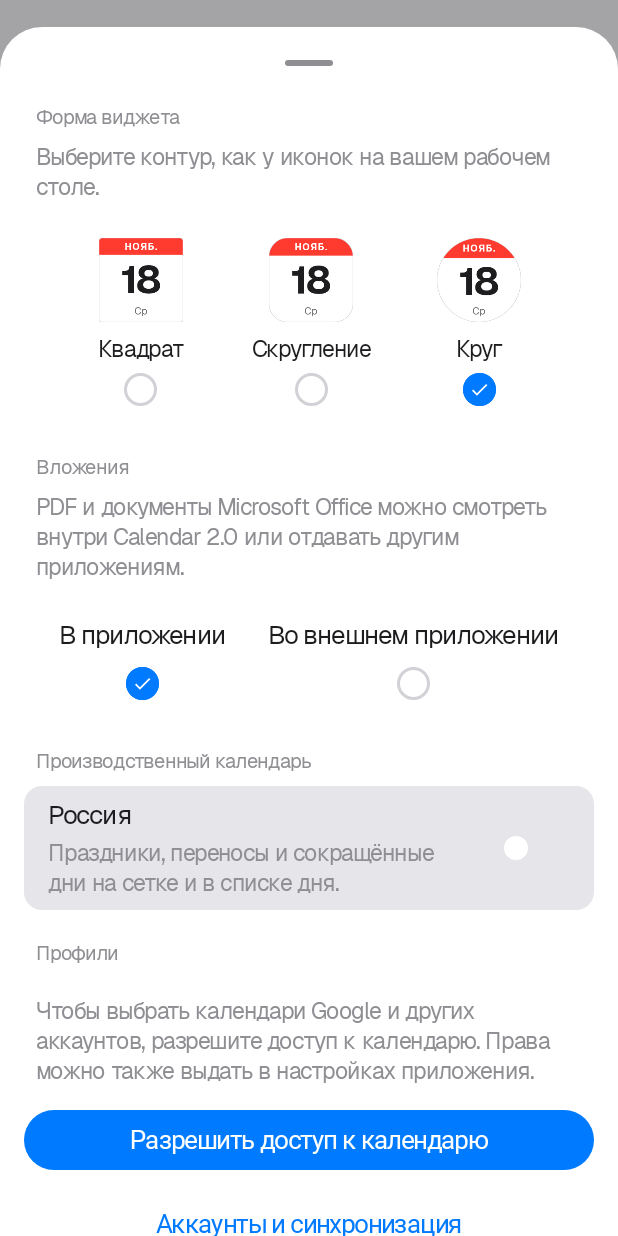
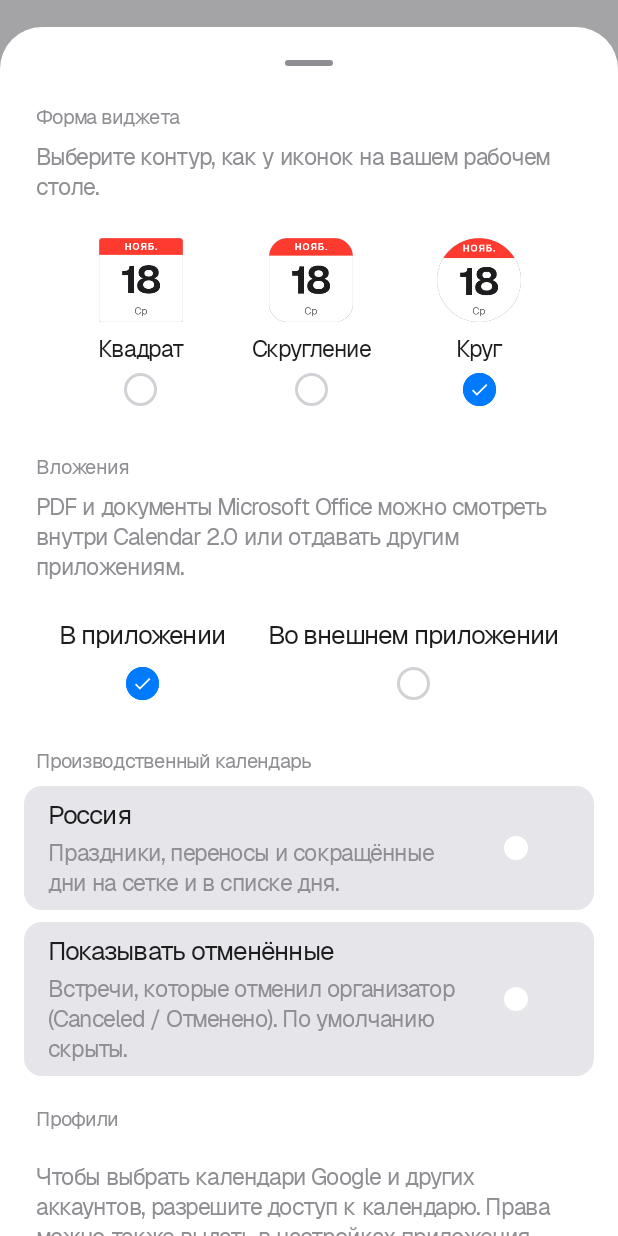
Before and after one commit to TrTalkTech/calendar-android, an Android app built with Jetpack Compose: the composable AppSettingsSheet called with empty values, scrolled down 530 dp, on a phone screen of 412 x 824 dp. Run offline under Robolectric (Android 15) with nearby library versions, the phone set to English and light mode, and no system bars; Roboto replaces fonts that are not available here.

Commit message:
Fix recurring exceptions and optional cancelled-event visibility. (#7)
Honor EXDATE and instance overrides so moved/cancelled occurrences do not reappear, and let users show organizer-cancelled meetings from settings.

Co-authored-by: TrTalkTech <354379332+TrTalkTech@users.noreply.github.com>
Co-authored-by: Cursor <cursoragent@cursor.com>

```diff
--- a/app/src/main/java/com/example/calendar/data/CalendarEvent.kt
+++ b/app/src/main/java/com/example/calendar/data/CalendarEvent.kt
@@ -17,6 +17,8 @@ data class CalendarEvent(
     val availability: Int = 0,
     /** [android.provider.CalendarContract.Events.SELF_ATTENDEE_STATUS]. */
     val selfAttendeeStatus: Int = EventRsvp.STATUS_NONE,
+    /** Есть RRULE / серия повторений. */
+    val isRecurring: Boolean = false,
 )
 
 /** Результат выборки дня: события и id, реально пришедшие из провайдера (без fallback). */
--- a/app/src/main/java/com/example/calendar/ui/AppSettingsSheet.kt
+++ b/app/src/main/java/com/example/calendar/ui/AppSettingsSheet.kt
@@ -61,6 +61,8 @@ fun AppSettingsSheet(
     onAccountSlotsChange: (AccountSlotsState) -> Unit,
     productionCalendarEnabled: Boolean,
     onProductionCalendarEnabledChange: (Boolean) -> Unit,
+    showCancelledEvents: Boolean,
+    onShowCancelledEventsChange: (Boolean) -> Unit,
     onDismiss: () -> Unit,
 ) {
     val sheetState = rememberModalBottomSheetState(skipPartiallyExpanded = true)
@@ -89,6 +91,8 @@ fun AppSettingsSheet(
             onAccountSlotsChange = onAccountSlotsChange,
             productionCalendarEnabled = productionCalendarEnabled,
             onProductionCalendarEnabledChange = onProductionCalendarEnabledChange,
+            showCancelledEvents = showCancelledEvents,
+            onShowCancelledEventsChange = onShowCancelledEventsChange,
             onDismiss = onDismiss,
             showClose = true,
             modifier = Modifier.heightIn(max = maxSheetHeight),
@@ -112,6 +116,8 @@ fun AppSettingsPage(
     onAccountSlotsChange: (AccountSlotsState) -> Unit,
     productionCalendarEnabled: Boolean,
     onProductionCalendarEnabledChange: (Boolean) -> Unit,
+    showCancelledEvents: Boolean,
+    onShowCancelledEventsChange: (Boolean) -> Unit,
     onDismiss: () -> Unit = {},
     showClose: Boolean = false,
     modifier: Modifier = Modifier,
@@ -187,6 +193,12 @@ fun AppSettingsPage(
                 modifier = Modifier.padding(bottom = 8.dp),
             )
 
+            CancelledEventsSection(
+                showCancelled = showCancelledEvents,
+                onShowCancelledChange = onShowCancelledEventsChange,
+                modifier = Modifier.padding(bottom = 8.dp),
+            )
+
             CalendarsSettingsSection(
                 hasReadPermission = hasReadPermission,
                 onRequestReadPermission = onRequestReadPermission,
--- a/app/src/main/java/com/example/calendar/ui/CalendarHomeScreen.kt
+++ b/app/src/main/java/com/example/calendar/ui/CalendarHomeScreen.kt
@@ -228,6 +228,7 @@ fun CalendarHomeScreen(
     }
     val today by viewModel.today.collectAsStateWithLifecycle()
     val productionCalendarEnabled by viewModel.productionCalendarEnabled.collectAsStateWithLifecycle()
+    val showCancelledEvents by viewModel.showCancelledEvents.collectAsStateWithLifecycle()
     val productionDays by viewModel.productionDays.collectAsStateWithLifecycle()
     val openNewEventSheet: () -> Unit = {
         newEventSession++
@@ -310,6 +311,8 @@ fun CalendarHomeScreen(
                         onAccountSlotsChange = viewModel::applyAccountSlots,
                         productionCalendarEnabled = productionCalendarEnabled,
                         onProductionCalendarEnabledChange = viewModel::setProductionCalendarEnabled,
+                        showCancelledEvents = showCancelledEvents,
+                        onShowCancelledEventsChange = viewModel::setShowCancelledEvents,
                         modifier = Modifier.weight(1f),
                     )
                 }
@@ -565,6 +568,8 @@ fun CalendarHomeScreen(
                     onAccountSlotsChange = viewModel::applyAccountSlots,
                     productionCalendarEnabled = productionCalendarEnabled,
                     onProductionCalendarEnabledChange = viewModel::setProductionCalendarEnabled,
+                    showCancelledEvents = showCancelledEvents,
+                    onShowCancelledEventsChange = viewModel::setShowCancelledEvents,
                     onDismiss = { showAppSettingsSheet = false },
                 )
             }
--- /dev/null
+++ b/app/src/main/java/com/example/calendar/ui/CancelledEventsSection.kt
@@ -0,0 +1,67 @@
+package com.example.calendar.ui
+
+import androidx.compose.foundation.background
+import androidx.compose.foundation.clickable
+import androidx.compose.foundation.layout.Column
+import androidx.compose.foundation.layout.Row
+import androidx.compose.foundation.layout.fillMaxWidth
+import androidx.compose.foundation.layout.padding
+import androidx.compose.foundation.shape.RoundedCornerShape
+import androidx.compose.material3.MaterialTheme
+import androidx.compose.material3.Switch
+import androidx.compose.material3.SwitchDefaults
+import androidx.compose.material3.Text
+import androidx.compose.runtime.Composable
+import androidx.compose.ui.Alignment
+import androidx.compose.ui.Modifier
+import androidx.compose.ui.draw.clip
+import androidx.compose.ui.graphics.Color
+import androidx.compose.ui.res.stringResource
+import androidx.compose.ui.unit.dp
+import com.example.calendar.R
+import com.example.calendar.ui.theme.MacColors
+
+@Composable
+fun CancelledEventsSection(
+    showCancelled: Boolean,
+    onShowCancelledChange: (Boolean) -> Unit,
+    modifier: Modifier = Modifier,
+) {
+    Column(modifier = modifier.fillMaxWidth()) {
+        Row(
+            modifier = Modifier
+                .fillMaxWidth()
+                .padding(horizontal = 16.dp)
+                .clip(RoundedCornerShape(12.dp))
+                .background(MacColors.segmentBackground)
+                .clickable { onShowCancelledChange(!showCancelled) }
+                .padding(horizontal = 16.dp, vertical = 8.dp),
+            verticalAlignment = Alignment.CenterVertically,
+        ) {
+            Column(modifier = Modifier.weight(1f).padding(end = 12.dp)) {
+                Text(
+                    text = stringResource(R.string.app_settings_cancelled_events_toggle),
+                    style = MaterialTheme.typography.bodyLarge,
+                    color = MacColors.primaryLabel,
+                )
+                Text(
+                    text = stringResource(R.string.app_settings_cancelled_events_hint),
+                    style = MaterialTheme.typography.bodyMedium,
+                    color = MacColors.secondaryLabel,
+                    modifier = Modifier.padding(top = 4.dp),
+                )
+            }
+            Switch(
+                checked = showCancelled,
+                onCheckedChange = onShowCancelledChange,
+                colors = SwitchDefaults.colors(
+                    checkedTrackColor = Color(0xFF34C759),
+                    checkedThumbColor = Color.White,
+                    uncheckedTrackColor = MacColors.segmentBackground,
+                    uncheckedThumbColor = Color.White,
+                    uncheckedBorderColor = Color.Transparent,
+                ),
+            )
+        }
+    }
+}
--- a/app/src/main/res/values/strings.xml
+++ b/app/src/main/res/values/strings.xml
@@ -44,6 +44,9 @@
     <string name="go_to_today">Сегодня</string>
     <string name="events_today">События</string>
     <string name="no_events">Нет событий</string>
+    <string name="event_badge_recurring">Повторяющаяся встреча</string>
+    <string name="event_badge_accepted">Принято</string>
+    <string name="event_badge_pending">Не принято</string>
     <string name="search_events">Поиск событий</string>
     <string name="search_events_placeholder">Название, место, участник, вложение</string>
     <string name="search_events_hint">Введите запрос, чтобы найти события</string>
@@ -140,6 +143,9 @@
     <string name="app_settings_production_calendar">Производственный календарь</string>
     <string name="app_settings_production_calendar_toggle">Россия</string>
     <string name="app_settings_production_calendar_hint">Праздники, переносы и сокращённые дни на сетке и в списке дня.</string>
+    <string name="app_settings_cancelled_events">Отменённые встречи</string>
+    <string name="app_settings_cancelled_events_toggle">Показывать отменённые</string>
+    <string name="app_settings_cancelled_events_hint">Встречи, которые отменил организатор (Canceled / Отменено). По умолчанию скрыты.</string>
     <string name="field_url">URL</string>
     <string name="field_notes">Заметки</string>
     <string name="value_none">Нет</string>
```
Also changed, not shown: app/src/main/java/com/example/calendar/RRuleOccurrence.kt (+17 -0 lines), app/src/main/java/com/example/calendar/data/CalendarRepository.kt (+136 -35 lines), app/src/main/java/com/example/calendar/data/CancelledEventsPreferences.kt (added, +20 -0 lines), app/src/main/java/com/example/calendar/data/EventCancelled.kt (added, +28 -0 lines), app/src/main/java/com/example/calendar/ui/CalendarViewModel.kt (+16 -0 lines), app/src/main/java/com/example/calendar/ui/JournalChrome.kt (+60 -3 lines), 2 other files.
